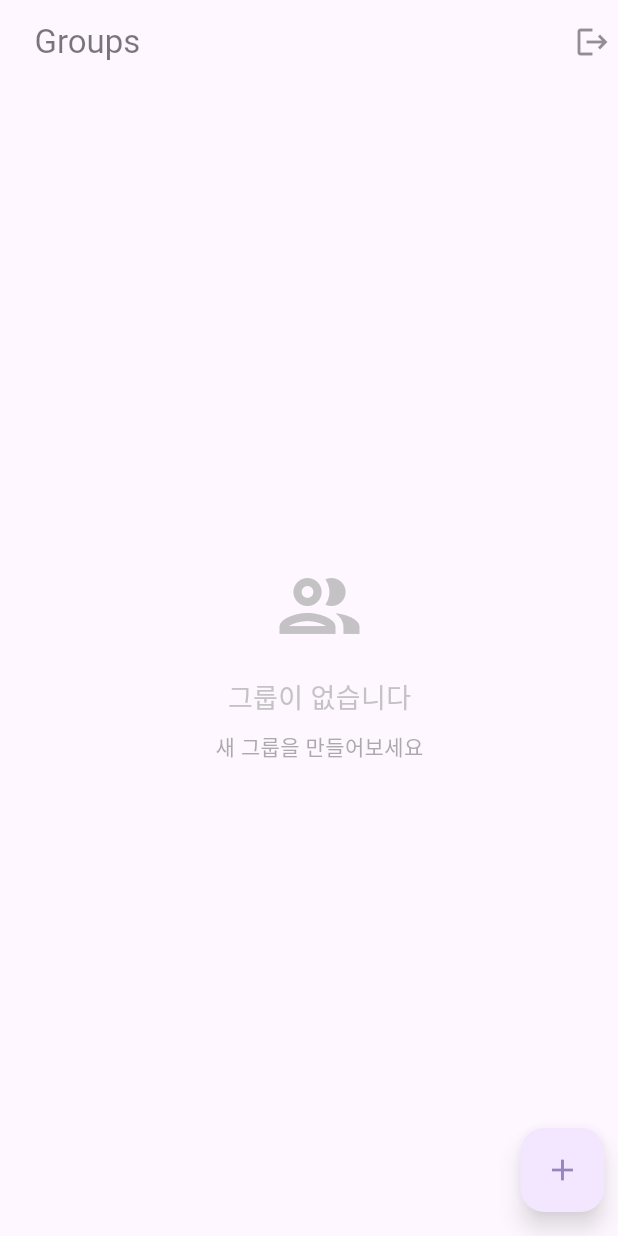
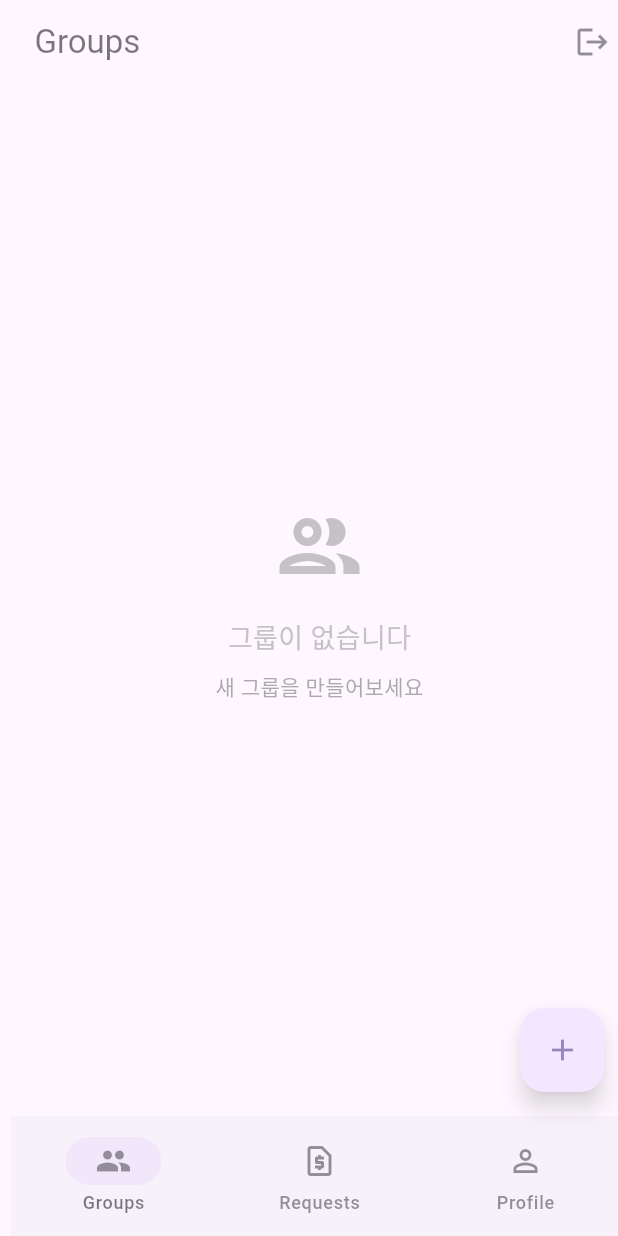
Before and after one commit to asusikai/tricount-clone-coding, a Flutter app: the screen it shows after launch, after a tap on "Skip (Guest)", on a phone screen of 412 x 824 dp. Run offline on Flutter 3.47's test engine with Material 3 defaults, Android fonts, the phone set to English and light mode, and no system bars; our stand-ins replace app_links, flutter_riverpod, go_router, supabase_flutter; accounts and stored records are empty; network calls fail; statements that could not run were skipped.

Commit message:
HomePage에 하단 네비게이션 바 추가.

```diff
--- a/lib/features/home/home_page.dart
+++ b/lib/features/home/home_page.dart
@@ -16,6 +16,9 @@ class HomePage extends ConsumerStatefulWidget {
 class _HomePageState extends ConsumerState<HomePage> {
   List<Map<String, dynamic>> _groups = [];
   bool _isLoading = true;
+  int _selectedIndex = 0;
+
+  static const List<String> _tabTitles = ['Groups', 'Requests', 'Profile'];
 
   @override
   void initState() {
@@ -42,13 +45,28 @@ class _HomePageState extends ConsumerState<HomePage> {
     }
   }
 
+  void _onTabSelected(int index) {
+    if (_selectedIndex == index) {
+      return;
+    }
+
+    setState(() {
+      _selectedIndex = index;
+    });
+  }
+
   @override
   Widget build(BuildContext context) {
     final user = Supabase.instance.client.auth.currentUser;
+    final tabs = <Widget>[
+      _buildGroupsTab(user),
+      const _RequestsTab(),
+      const _ProfileTab(),
+    ];
 
     return Scaffold(
       appBar: AppBar(
-        title: const Text('Groups'),
+        title: Text(_tabTitles[_selectedIndex]),
         actions: [
           IconButton(
             icon: const Icon(Icons.logout),
@@ -59,12 +77,53 @@ class _HomePageState extends ConsumerState<HomePage> {
           ),
         ],
       ),
-      body: user == null
-          ? const Center(child: Text('로그인되지 않음'))
-          : _isLoading
-              ? const Center(child: CircularProgressIndicator())
-              : _groups.isEmpty
-                  ? Center(
+      body: IndexedStack(
+        index: _selectedIndex,
+        children: tabs,
+      ),
+      bottomNavigationBar: NavigationBar(
+        selectedIndex: _selectedIndex,
+        onDestinationSelected: _onTabSelected,
+        destinations: const [
+          NavigationDestination(
+            icon: Icon(Icons.group_outlined),
+            selectedIcon: Icon(Icons.group),
+            label: 'Groups',
+          ),
+          NavigationDestination(
+            icon: Icon(Icons.request_page_outlined),
+            selectedIcon: Icon(Icons.request_page),
+            label: 'Requests',
+          ),
+          NavigationDestination(
+            icon: Icon(Icons.person_outline),
+            selectedIcon: Icon(Icons.person),
+            label: 'Profile',
+          ),
+        ],
+      ),
+      floatingActionButton: _selectedIndex == 0
+          ? FloatingActionButton(
+              onPressed: () {
+                context.go('/group/create');
+              },
+              child: const Icon(Icons.add),
+            )
+          : null,
+    );
+  }
+
+  Widget _buildGroupsTab(User? user) {
+    if (user == null) {
+      return const Center(child: Text('로그인되지 않음'));
+    }
+
+    if (_isLoading) {
+      return const Center(child: CircularProgressIndicator());
+    }
+
+    if (_groups.isEmpty) {
+      return Center(
         child: Column(
           mainAxisAlignment: MainAxisAlignment.center,
           children: [
@@ -91,8 +150,10 @@ class _HomePageState extends ConsumerState<HomePage> {
             ),
           ],
         ),
-                    )
-                  : RefreshIndicator(
+      );
+    }
+
+    return RefreshIndicator(
       onRefresh: _loadGroups,
       child: ListView.builder(
         padding: const EdgeInsets.all(8),
@@ -128,13 +189,28 @@ class _HomePageState extends ConsumerState<HomePage> {
           );
         },
       ),
-                    ),
-      floatingActionButton: FloatingActionButton(
-        onPressed: () {
-          context.go('/group/create');
-        },
-        child: const Icon(Icons.add),
-      ),
     );
   }
 }
+
+class _RequestsTab extends StatelessWidget {
+  const _RequestsTab();
+
+  @override
+  Widget build(BuildContext context) {
+    return const Center(
+      child: Text('송금 요청 기능이 곧 제공됩니다.'),
+    );
+  }
+}
+
+class _ProfileTab extends StatelessWidget {
+  const _ProfileTab();
+
+  @override
+  Widget build(BuildContext context) {
+    return const Center(
+      child: Text('프로필 관리 기능이 곧 제공됩니다.'),
+    );
+  }
+}
```
Also changed, not shown: 1 other file. Lines whose indentation alone changed are shown as unchanged.
